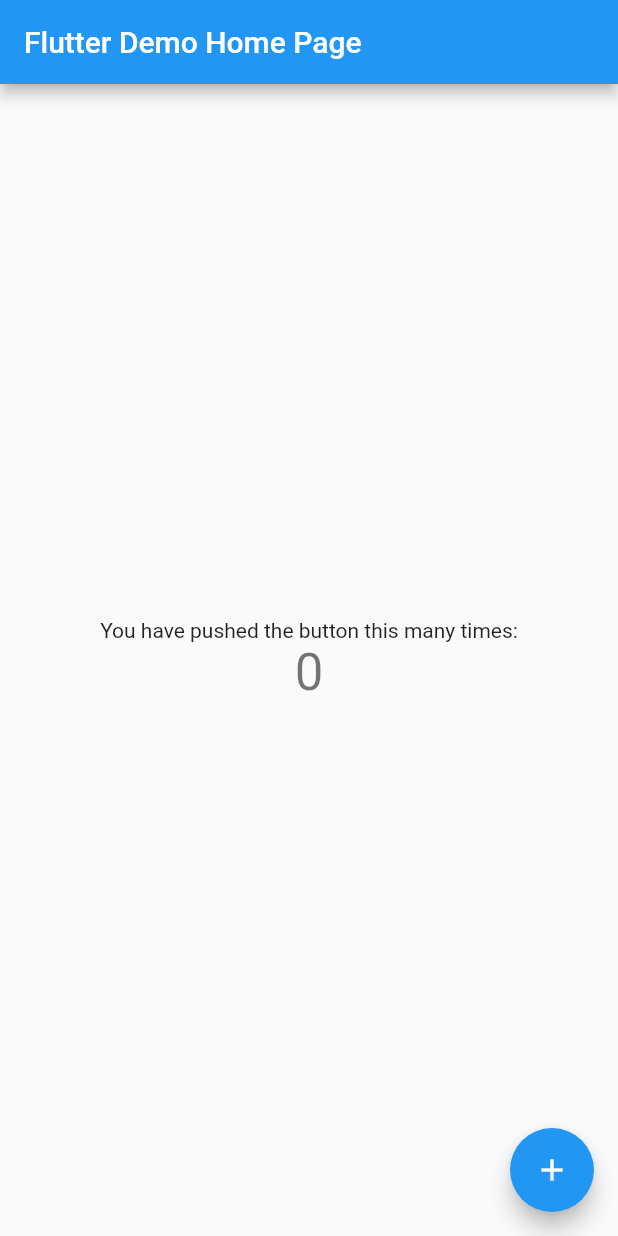
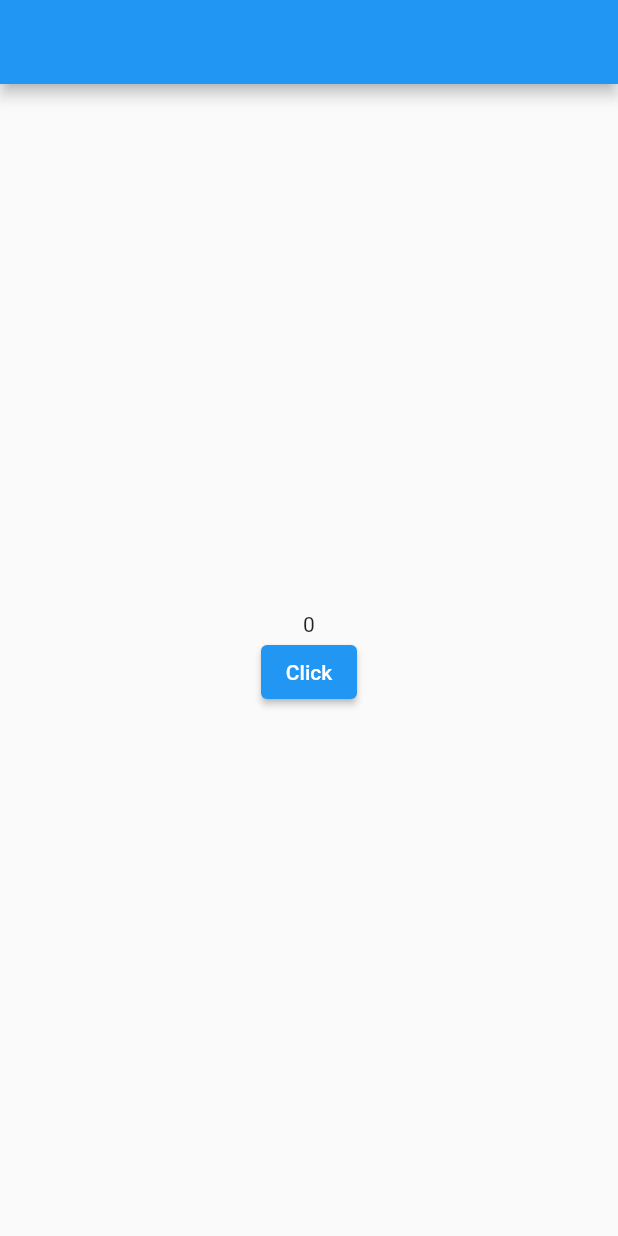
Before and after one commit to S-EmreCat/state-management-ex, a Flutter app: the screen it shows after launch, on a phone screen of 412 x 824 dp. Run offline on Flutter 3.47's test engine with Material 2 defaults, Android fonts, the phone set to English and light mode, and no system bars; our stand-ins replace get.

Commit message:
getx simple count

```diff
--- /dev/null
+++ b/lib/getx/getx_controller.dart
@@ -0,0 +1,6 @@
+import 'package:get/get.dart';
+
+class Controller extends GetxController {
+  var count = 0.obs;
+  void increment() => count++;
+}
--- /dev/null
+++ b/lib/getx/getx_home.dart
@@ -0,0 +1,36 @@
+import 'package:flutter/material.dart';
+import 'package:get/get.dart';
+
+import 'getx_controller.dart';
+
+class GetxHome extends StatefulWidget {
+  GetxHome({Key? key}) : super(key: key);
+  final Controller ctrl = Get.put(Controller());
+  @override
+  State<GetxHome> createState() => _GetxHomeState();
+}
+
+class _GetxHomeState extends State<GetxHome> {
+  @override
+  Widget build(BuildContext context) {
+    return Scaffold(
+      appBar: AppBar(),
+      body: Center(
+        child: Column(
+          mainAxisAlignment: MainAxisAlignment.center,
+          children: [
+            Obx(
+              () => Text("${widget.ctrl.count}"),
+            ),
+            ElevatedButton(
+              onPressed: () {
+                widget.ctrl.increment();
+              },
+              child: const Text("Click"),
+            ),
+          ],
+        ),
+      ),
+    );
+  }
+}
--- /dev/null
+++ b/lib/getx/getx_page2.dart
@@ -0,0 +1,10 @@
+import 'package:flutter/material.dart';
+
+class GetxPage2 extends StatelessWidget {
+  const GetxPage2({Key? key}) : super(key: key);
+
+  @override
+  Widget build(BuildContext context) {
+    return Container();
+  }
+}
--- a/lib/main.dart
+++ b/lib/main.dart
@@ -1,115 +1,18 @@
 import 'package:flutter/material.dart';
+import 'package:get/get.dart';
 
-void main() {
-  runApp(const MyApp());
-}
+import 'getx/getx_home.dart';
+
+void main() => runApp(const MyApp());
 
 class MyApp extends StatelessWidget {
   const MyApp({Key? key}) : super(key: key);
 
-  // This widget is the root of your application.
   @override
   Widget build(BuildContext context) {
-    return MaterialApp(
-      title: 'Flutter Demo',
-      theme: ThemeData(
-        // This is the theme of your application.
-        //
-        // Try running your application with "flutter run". You'll see the
-        // application has a blue toolbar. Then, without quitting the app, try
-        // changing the primarySwatch below to Colors.green and then invoke
-        // "hot reload" (press "r" in the console where you ran "flutter run",
-        // or simply save your changes to "hot reload" in a Flutter IDE).
-        // Notice that the counter didn't reset back to zero; the application
-        // is not restarted.
-        primarySwatch: Colors.blue,
-      ),
-      home: const MyHomePage(title: 'Flutter Demo Home Page'),
+    return GetMaterialApp(
+      title: 'Material App',
+      home: GetxHome(),
     );
   }
 }
-
-class MyHomePage extends StatefulWidget {
-  const MyHomePage({Key? key, required this.title}) : super(key: key);
-
-  // This widget is the home page of your application. It is stateful, meaning
-  // that it has a State object (defined below) that contains fields that affect
-  // how it looks.
-
-  // This class is the configuration for the state. It holds the values (in this
-  // case the title) provided by the parent (in this case the App widget) and
-  // used by the build method of the State. Fields in a Widget subclass are
-  // always marked "final".
-
-  final String title;
-
-  @override
-  State<MyHomePage> createState() => _MyHomePageState();
-}
-
-class _MyHomePageState extends State<MyHomePage> {
-  int _counter = 0;
-
-  void _incrementCounter() {
-    setState(() {
-      // This call to setState tells the Flutter framework that something has
-      // changed in this State, which causes it to rerun the build method below
-      // so that the display can reflect the updated values. If we changed
-      // _counter without calling setState(), then the build method would not be
-      // called again, and so nothing would appear to happen.
-      _counter++;
-    });
-  }
-
-  @override
-  Widget build(BuildContext context) {
-    // This method is rerun every time setState is called, for instance as done
-    // by the _incrementCounter method above.
-    //
-    // The Flutter framework has been optimized to make rerunning build methods
-    // fast, so that you can just rebuild anything that needs updating rather
-    // than having to individually change instances of widgets.
-    return Scaffold(
-      appBar: AppBar(
-        // Here we take the value from the MyHomePage object that was created by
-        // the App.build method, and use it to set our appbar title.
-        title: Text(widget.title),
-      ),
-      body: Center(
-        // Center is a layout widget. It takes a single child and positions it
-        // in the middle of the parent.
-        child: Column(
-          // Column is also a layout widget. It takes a list of children and
-          // arranges them vertically. By default, it sizes itself to fit its
-          // children horizontally, and tries to be as tall as its parent.
-          //
-          // Invoke "debug painting" (press "p" in the console, choose the
-          // "Toggle Debug Paint" action from the Flutter Inspector in Android
-          // Studio, or the "Toggle Debug Paint" command in Visual Studio Code)
-          // to see the wireframe for each widget.
-          //
-          // Column has various properties to control how it sizes itself and
-          // how it positions its children. Here we use mainAxisAlignment to
-          // center the children vertically; the main axis here is the vertical
-          // axis because Columns are vertical (the cross axis would be
-          // horizontal).
-          mainAxisAlignment: MainAxisAlignment.center,
-          children: <Widget>[
-            const Text(
-              'You have pushed the button this many times:',
-            ),
-            Text(
-              '$_counter',
-              style: Theme.of(context).textTheme.headline4,
-            ),
-          ],
-        ),
-      ),
-      floatingActionButton: FloatingActionButton(
-        onPressed: _incrementCounter,
-        tooltip: 'Increment',
-        child: const Icon(Icons.add),
-      ), // This trailing comma makes auto-formatting nicer for build methods.
-    );
-  }
-}
--- a/pubspec.yaml
+++ b/pubspec.yaml
@@ -34,6 +34,7 @@ dependencies:
   # The following adds the Cupertino Icons font to your application.
   # Use with the CupertinoIcons class for iOS style icons.
   cupertino_icons: ^1.0.2
+  get: ^4.6.5
 
 dev_dependencies:
   flutter_test:
```
Also changed, not shown: pubspec.lock, 2 other files.
